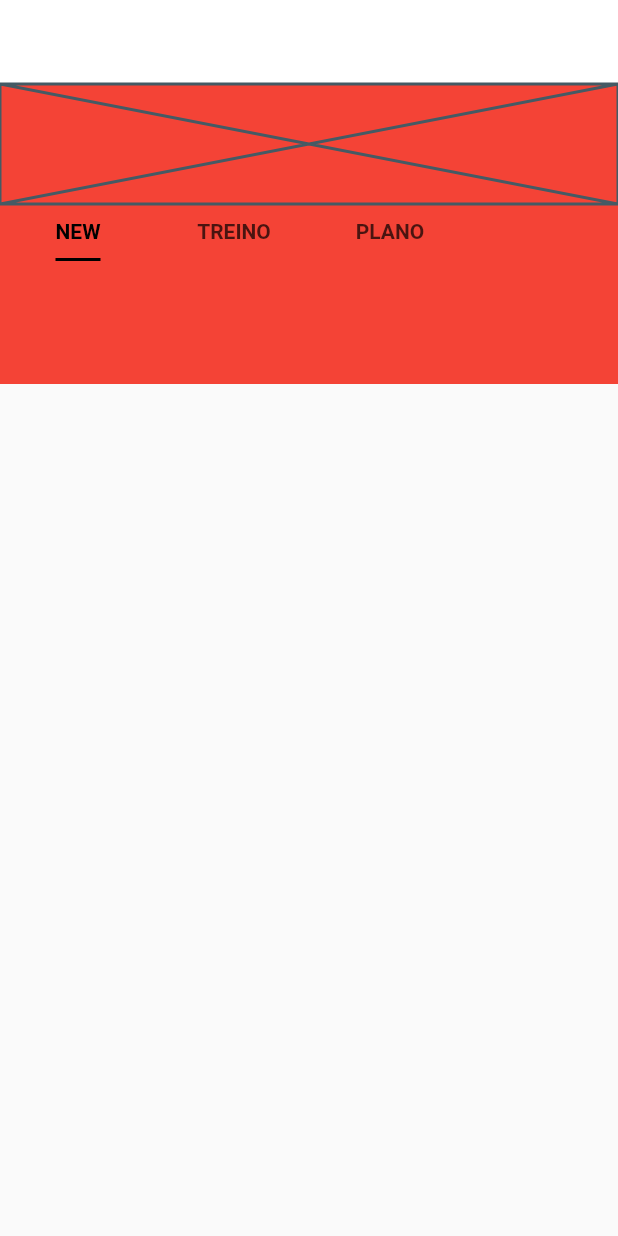
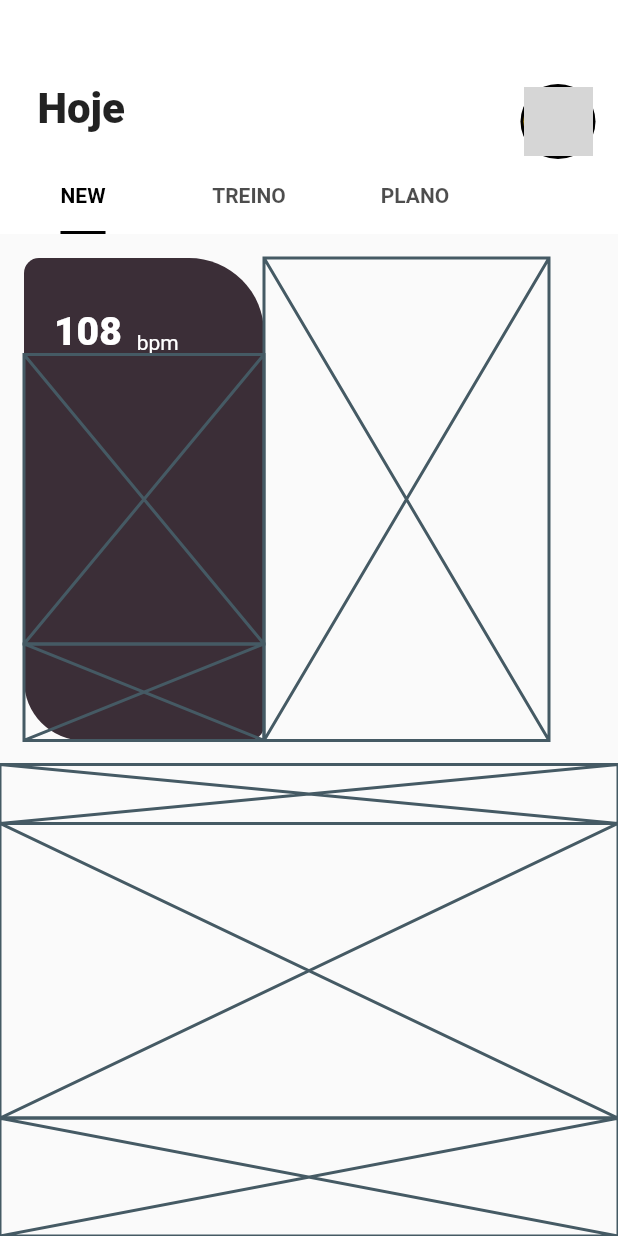
Before and after one commit to andrericardoweb/fishball500g_practiceflutter, a Flutter app: the screen it shows after launch, on a phone screen of 412 x 824 dp. Run offline on Flutter 3.47's test engine with Material 2 defaults, Android fonts, the phone set to English and light mode, and no system bars; network calls fail; grey boxes are pictures that could not be loaded.

Commit message:
Update P002.dart

```diff
--- a/lib/P002.dart
+++ b/lib/P002.dart
@@ -10,18 +10,40 @@ class P002 extends StatelessWidget {
           elevation: 0,
           backgroundColor: Colors.white,
           bottom: PreferredSize(
-            preferredSize: Size(400, 200),
+            preferredSize: Size(MediaQuery.of(context).size.width, 100),
             child: Container(
-              color: Colors.red,
-              height: 200,
+              color: Colors.white,
+              height: 100,
               child: Column(
                 children: [
                   Container(
-                    height: 80,
-                    child: Placeholder(),
+                    height: 50,
+                    child: Row(
+                      crossAxisAlignment: CrossAxisAlignment.stretch,
+                      children: <Widget>[
+                        SizedBox(width: 25,),
+                        Text("Hoje",
+                          style: TextStyle(
+                            fontSize: 28,
+                            fontWeight: FontWeight.w800,
+                          ),
+                        ),
+                        Spacer(),
+                        CircleAvatar(
+                          radius: 30,
+                          backgroundColor: Colors.black,
+                          child: CircleAvatar(
+                            radius: 23,
+                            backgroundColor: Colors.amber,
+                            backgroundImage: NetworkImage("https://image.freepik.com/free-photo/modern-woman-taking-selfie_23-2147893976.jpg"),
+                          ),
+                        ),
+                        SizedBox(width: 10,),
+                      ],
+                    ),
                   ),
                   Padding(
-                    padding: EdgeInsets.only(right: 100),
+                    padding: EdgeInsets.only(right: 80),
                     child: TabBar(
                       indicatorSize: TabBarIndicatorSize.label,
                       indicatorColor: Colors.black,
@@ -30,7 +52,7 @@ class P002 extends StatelessWidget {
                         fontSize: 14,
                         fontWeight: FontWeight.bold
                       ),
-                      labelPadding: EdgeInsets.all(10),
+                      labelPadding: EdgeInsets.all(16),
 
                       tabs: <Widget>[
                         Text("NEW"),
@@ -44,6 +66,93 @@ class P002 extends StatelessWidget {
             ),
           ),
         ),
+        body: Container(
+          child: Column(
+            children: <Widget>[
+              Expanded(
+                flex: 9,
+                child: Padding(
+                  padding: EdgeInsets.all(16),
+                  child: Row(
+                    children: <Widget>[
+                      Flexible(
+                        child: Container(
+                          decoration: BoxDecoration(
+                            color: Color.fromARGB(255, 59, 46, 55),
+                            borderRadius: BorderRadius.only(
+                              topLeft: Radius.circular(10),
+                              topRight: Radius.circular(50),
+                              bottomLeft: Radius.circular(40),
+                              bottomRight: Radius.circular(10),
+                            ),
+                          ),
+                          width: 160,
+                          child: Stack(
+                            children: <Widget>[
+                              Column(
+                                children: <Widget>[
+                                  Expanded(
+                                    flex: 2,
+                                    child: Container(
+                                      alignment: Alignment.bottomCenter,
+                                      child: Padding(
+                                        padding: EdgeInsets.only(left: 20),
+                                        child: Row(
+                                          crossAxisAlignment: CrossAxisAlignment.end,
+                                          children: <Widget>[
+                                            Text("108",
+                                              style: TextStyle(
+                                                fontSize: 26,
+                                                color: Colors.white,
+                                                fontWeight: FontWeight.w900,
+                                              ),
+                                            ),
+                                            SizedBox(width: 10,),
+                                            Text("bpm",
+                                              style: TextStyle(
+                                                fontSize: 14,
+                                                color: Colors.white,
+                                              ),
+                                            ),
+                                          ],
+                                        ),
+                                      ),
+                                    ),
+                                  ),
+                                  Expanded(
+                                    flex: 6,
+                                    child: Placeholder()
+                                  ),
+                                  Expanded(
+                                    flex: 2,
+                                    child: Placeholder()
+                                  ),
+                                ],
+                              ),
+                            ],
+                          ),
+                        ),
+                      ),
+                      Expanded(child: Placeholder()),
+                    ],
+                  ),
+                ),
+              ),
+              Expanded(
+                flex: 1,
+                child: Placeholder(),
+              ),
+              Expanded(
+                flex: 5,
+                child: Placeholder(),
+              ),
+              Expanded(
+                flex: 2,
+                child: Placeholder(),
+              ),
+            ],
+          ),
+        ),
       ),
     );
   }
```
